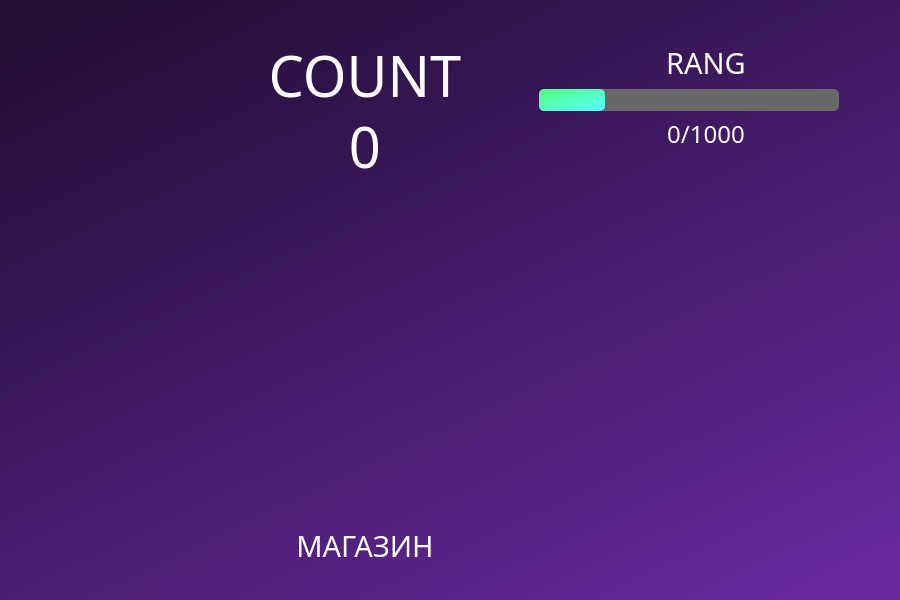
Old version of the form ui-forms/main_ui.ui in the repository n1ghtmare-dev/clicker.
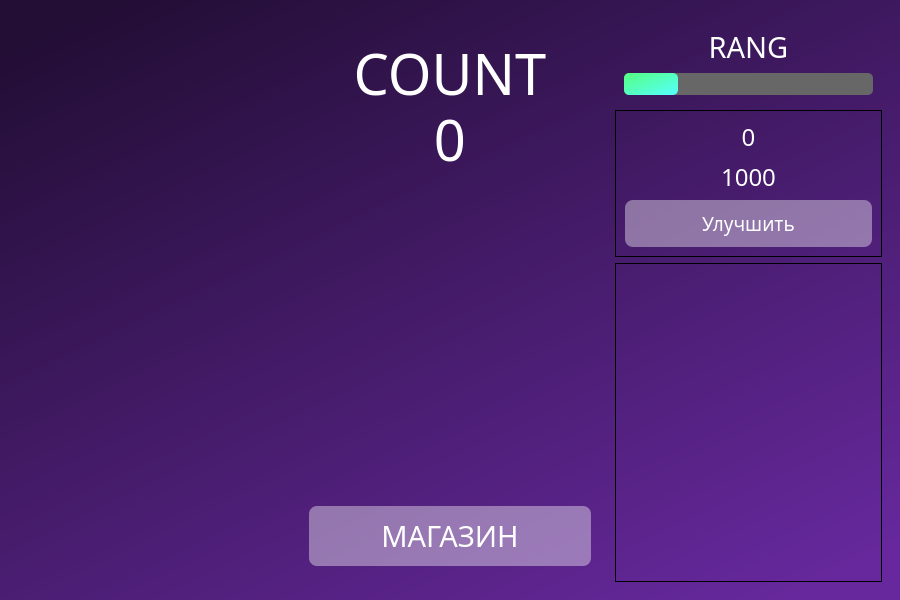
New version of the form. Icons and pictures are not drawn.

```diff
--- a/ui-forms/main_ui.ui
+++ b/ui-forms/main_ui.ui
@@ -60,10 +60,87 @@
       <property name="maximumSize">
        <size>
         <width>16777215</width>
-        <height>500</height>
+        <height>600</height>
        </size>
       </property>
+      <property name="frameShape">
+       <enum>QFrame::Shape::NoFrame</enum>
+      </property>
       <layout class="QVBoxLayout" name="verticalLayout_5">
+       <item>
+        <widget class="QFrame" name="verticalFrame">
+         <property name="maximumSize">
+          <size>
+           <width>16777215</width>
+           <height>180</height>
+          </size>
+         </property>
+         <property name="focusPolicy">
+          <enum>Qt::FocusPolicy::ClickFocus</enum>
+         </property>
+         <layout class="QGridLayout" name="gridLayout">
+          <item row="0" column="0" alignment="|Qt::AlignmentFlag::AlignVCenter">
+           <widget class="QPushButton" name="pushButton_3">
+            <property name="focusPolicy">
+             <enum>Qt::FocusPolicy::ClickFocus</enum>
+            </property>
+            <property name="autoFillBackground">
+             <bool>false</bool>
+            </property>
+            <property name="styleSheet">
+             <string notr="true">border-radius: 40px;</string>
+            </property>
+            <property name="inputMethodHints">
+             <set>Qt::InputMethodHint::ImhHiddenText</set>
+            </property>
+            <property name="text">
+             <string/>
+            </property>
+            <property name="icon">
+             <iconset>
+              <normalon>../images/exit.png</normalon>
+             </iconset>
+            </property>
+            <property name="iconSize">
+             <size>
+              <width>40</width>
+              <height>40</height>
+             </size>
+            </property>
+            <property name="autoDefault">
+             <bool>true</bool>
+            </property>
+           </widget>
+          </item>
+          <item row="1" column="1">
+           <spacer name="verticalSpacer_2">
+            <property name="orientation">
+             <enum>Qt::Orientation::Vertical</enum>
+            </property>
+            <property name="sizeHint" stdset="0">
+             <size>
+              <width>20</width>
+              <height>40</height>
+             </size>
+            </property>
+           </spacer>
+          </item>
+          <item row="0" column="1">
+           <spacer name="horizontalSpacer">
+            <property name="orientation">
+             <enum>Qt::Orientation::Horizontal</enum>
+            </property>
+            <property name="sizeHint" stdset="0">
+             <size>
+              <width>40</width>
+              <height>20</height>
+             </size>
+            </property>
+           </spacer>
+          </item>
+         </layout>
+        </widget>
+       </item>
        <item>
         <widget class="QLabel" name="label_5">
          <property name="enabled">
@@ -92,7 +169,7 @@
       </layout>
      </widget>
     </item>
-    <item alignment="Qt::AlignmentFlag::Qt::AlignmentFlag::AlignVCenter">
+    <item alignment="|Qt::AlignmentFlag::AlignVCenter">
      <widget class="QFrame" name="mainframe">
       <property name="minimumSize">
        <size>
@@ -110,7 +187,7 @@
        <property name="spacing">
         <number>100</number>
        </property>
-       <item alignment="Qt::AlignmentFlag::Qt::AlignmentFlag::AlignVCenter">
+       <item>
         <widget class="QFrame" name="counts">
          <property name="maximumSize">
           <size>
@@ -233,7 +310,7 @@
          </property>
         </widget>
        </item>
-       <item>
+       <item alignment="|Qt::AlignmentFlag::AlignVCenter">
         <widget class="QPushButton" name="pushButton_2">
          <property name="font">
           <font>
@@ -243,7 +320,9 @@
          </property>
          <property name="styleSheet">
           <string notr="true">border: none;
-text-shadow: -1px 2px 6px rgba(0, 0, 0, 0.5);</string>
+background-color: rgba(255, 255, 255, 100);
+border-radius: 8px;
+padding: 10px 20px;</string>
          </property>
          <property name="text">
           <string>МАГАЗИН</string>
@@ -262,7 +341,7 @@
        </size>
       </property>
       <layout class="QVBoxLayout" name="verticalLayout_4">
-       <item alignment="|Qt::AlignmentFlag::AlignVCenter">
+       <item>
         <widget class="QFrame" name="rang">
          <property name="maximumSize">
           <size>
@@ -341,6 +420,40 @@
             </property>
            </widget>
           </item>
+         </layout>
+        </widget>
+       </item>
+       <item>
+        <widget class="QFrame" name="frame_3">
+         <property name="minimumSize">
+          <size>
+           <width>0</width>
+           <height>0</height>
+          </size>
+         </property>
+         <property name="frameShape">
+          <enum>QFrame::Shape::StyledPanel</enum>
+         </property>
+         <property name="frameShadow">
+          <enum>QFrame::Shadow::Raised</enum>
+         </property>
+         <layout class="QVBoxLayout" name="verticalLayout_6">
+          <item>
+           <widget class="QLabel" name="label_6">
+            <property name="font">
+             <font>
+              <family>a_Concepto</family>
+              <pointsize>18</pointsize>
+             </font>
+            </property>
+            <property name="text">
+             <string>0</string>
+            </property>
+            <property name="alignment">
+             <set>Qt::AlignmentFlag::AlignCenter</set>
+            </property>
+           </widget>
+          </item>
           <item>
            <widget class="QLabel" name="label_4">
             <property name="font">
@@ -353,30 +466,58 @@
              <string notr="true">text-shadow: -1px 2px 6px rgba(0, 0, 0, 0.5);</string>
             </property>
             <property name="text">
-             <string>0/1000</string>
+             <string>1000</string>
             </property>
             <property name="alignment">
              <set>Qt::AlignmentFlag::AlignCenter</set>
             </property>
            </widget>
           </item>
+          <item>
+           <widget class="QPushButton" name="pushButton_4">
+            <property name="font">
+             <font>
+              <family>a_Concepto</family>
+              <pointsize>14</pointsize>
+             </font>
+            </property>
+            <property name="styleSheet">
+             <string notr="true">border: none;
+background-color: rgba(255, 255, 255, 100);
+border-radius: 8px;
+padding: 10px 20px;</string>
+            </property>
+            <property name="text">
+             <string>Улучшить</string>
+            </property>
+           </widget>
+          </item>
          </layout>
         </widget>
        </item>
        <item>
-        <widget class="QWidget" name="widget" native="true">
-         <property name="minimumSize">
-          <size>
-           <width>200</width>
-           <height>400</height>
-          </size>
+        <widget class="QFrame" name="frame_4">
+         <property name="frameShape">
+          <enum>QFrame::Shape::StyledPanel</enum>
          </property>
-         <property name="maximumSize">
-          <size>
-           <width>16777215</width>
-           <height>300</height>
-          </size>
+         <property name="frameShadow">
+          <enum>QFrame::Shadow::Raised</enum>
          </property>
+         <layout class="QVBoxLayout" name="verticalLayout_7">
+          <item>
+           <spacer name="verticalSpacer">
+            <property name="orientation">
+             <enum>Qt::Orientation::Vertical</enum>
+            </property>
+            <property name="sizeHint" stdset="0">
+             <size>
+              <width>10</width>
+              <height>320</height>
+             </size>
+            </property>
+           </spacer>
+          </item>
+         </layout>
         </widget>
        </item>
       </layout>
```
